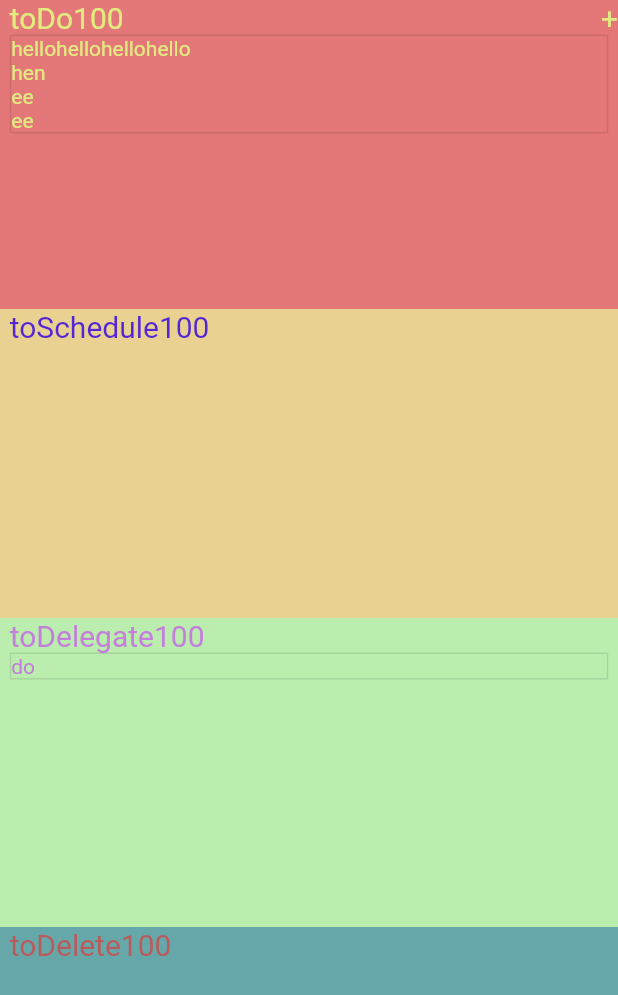
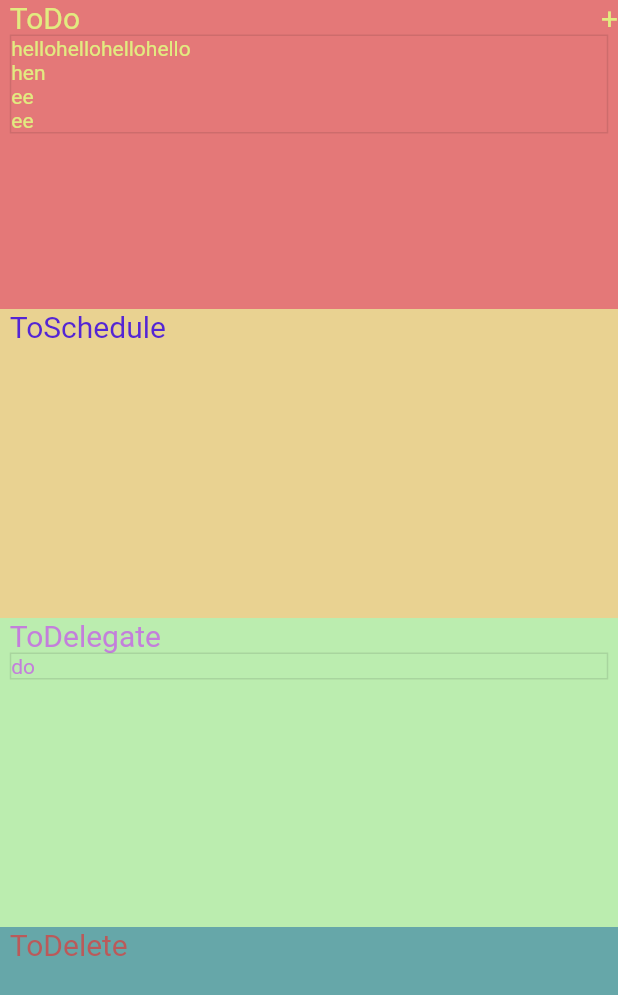
Before and after one commit to SlipFlutterPairProgramming/todo_list, a Flutter app: the screen it shows after launch, on a phone screen of 412 x 824 dp. Shown: the top 995 px of the screen. Run offline on Flutter 3.47's test engine with Material 2 defaults, Android fonts, the phone set to English and light mode, and no system bars; our stand-ins replace get.

Commit message:
:recycle: Add bg,bg to Group

```diff
--- a/lib/main.dart
+++ b/lib/main.dart
@@ -47,7 +47,7 @@ class _TodoWidgetState extends State<TodoWidget> {
                   child: Text(
                     "+",
                     style: TextStyle(
-                      color: getGroupColors(Group.toDo).$2,
+                      color: Group.toDo.fg,
                       fontSize: 20,
                     ),
                   ),
@@ -97,7 +97,6 @@ class _TodoGroupWidgetState extends State<TodoGroupWidget>
   @override
   Widget build(BuildContext context) {
     final ctrl = Get.find<TodoController>();
-    final (bg, fg) = getGroupColors(widget.group);
     return AnimatedBuilder(
       animation: anmCtrl,
       builder: (_, __) => Obx(
@@ -117,15 +116,15 @@ class _TodoGroupWidgetState extends State<TodoGroupWidget>
               },
               child: Container(
                 padding: const EdgeInsets.symmetric(horizontal: 6.5),
-                color: bg,
+                color: widget.group.bg,
                 child: Column(
                   children: [
                     Row(
                       children: [
                         Text(
-                          widget.group.name + flex.value.toString(),
+                          widget.group.title,
                           style: TextStyle(
-                            color: fg,
+                            color: widget.group.fg,
                             fontSize: 20,
                           ),
                         ),
--- a/lib/todo_tile.dart
+++ b/lib/todo_tile.dart
@@ -7,31 +7,44 @@ import 'package:todo_bentley/todo_controller.dart';
 
 enum Group { toDo, toSchedule, toDelegate, toDelete }
 
-(Color, Color) getGroupColors(Group group) {
-  switch (group) {
-    case Group.toDo:
-      return (
-        const Color.fromRGBO(228, 120, 120, 1),
-        const Color.fromARGB(255, 226, 235, 128),
-      );
-    case Group.toSchedule:
-      return (
-        const Color.fromARGB(255, 233, 210, 145),
-        const Color.fromARGB(255, 84, 37, 212),
-      );
-    case Group.toDelegate:
-      return (
-        const Color.fromARGB(255, 187, 237, 175),
-        const Color.fromARGB(255, 195, 127, 219),
-      );
-    case Group.toDelete:
-      return (
-        const Color.fromARGB(255, 102, 167, 169),
-        const Color.fromARGB(255, 186, 90, 90),
-      );
+extension GroupExtension on Group {
+  Color get fg {
+    switch (this) {
+      case Group.toDo:
+        return const Color.fromARGB(255, 226, 235, 128);
+      case Group.toSchedule:
+        return const Color.fromARGB(255, 84, 37, 212);
+      case Group.toDelegate:
+        return const Color.fromARGB(255, 195, 127, 219);
+      case Group.toDelete:
+        return const Color.fromARGB(255, 186, 90, 90);
+    }
+  }
 
-    default:
-      return (Colors.black, Colors.white);
+  Color get bg {
+    switch (this) {
+      case Group.toDo:
+        return const Color.fromRGBO(228, 120, 120, 1);
+      case Group.toSchedule:
+        return const Color.fromARGB(255, 233, 210, 145);
+      case Group.toDelegate:
+        return const Color.fromARGB(255, 187, 237, 175);
+      case Group.toDelete:
+        return const Color.fromARGB(255, 102, 167, 169);
+    }
+  }
+
+  String get title {
+    switch (this) {
+      case Group.toDo:
+        return 'ToDo';
+      case Group.toSchedule:
+        return 'ToSchedule';
+      case Group.toDelegate:
+        return 'ToDelegate';
+      case Group.toDelete:
+        return 'ToDelete';
+    }
   }
 }
 
@@ -57,7 +70,6 @@ class _TodoTileState extends State<TodoTile> {
   Offset end = Offset.zero;
   @override
   Widget build(BuildContext context) {
-    final (_, color) = getGroupColors(widget.group);
     return Expanded(
       child: GestureDetector(
         key: Key(widget.uuid),
@@ -96,11 +108,11 @@ class _TodoTileState extends State<TodoTile> {
                 child: Row(
                   children: [
                     widget.favorite
-                        ? Icon(Icons.star, color: color)
+                        ? Icon(Icons.star, color: widget.group.fg)
                         : const Text(''),
                     Text(widget.content,
                         style: TextStyle(
-                          color: color,
+                          color: widget.group.fg,
                           decoration:
                               widget.done ? TextDecoration.lineThrough : null,
                         )),
```
Also changed, not shown: lib/input_dialog.dart (deleted), 1 other file.
